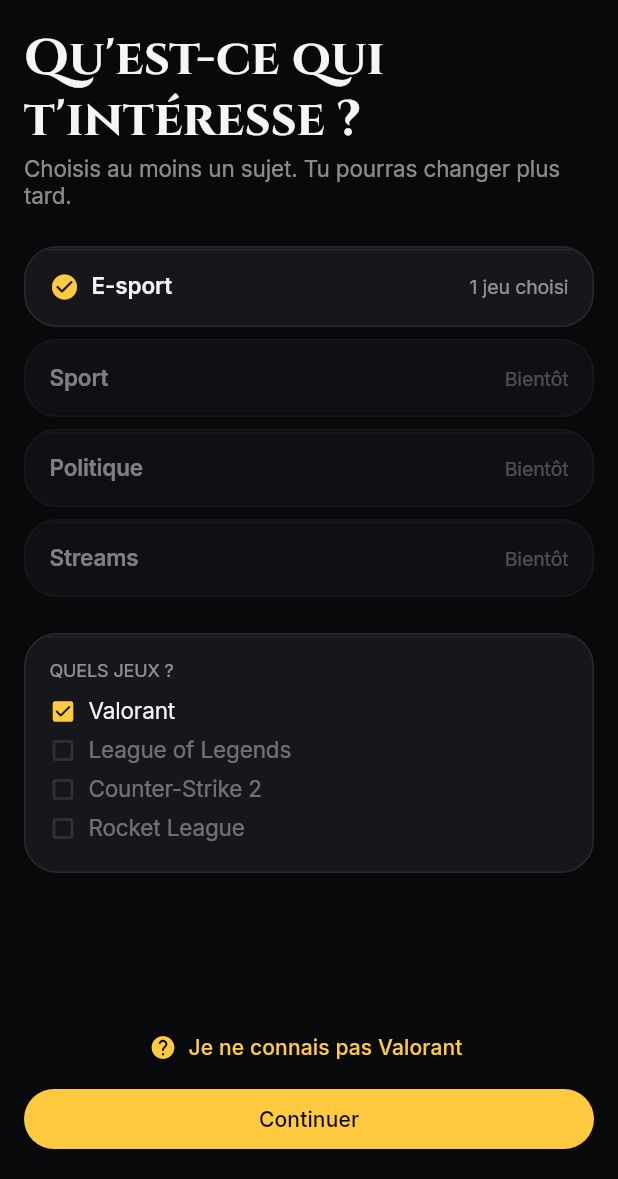
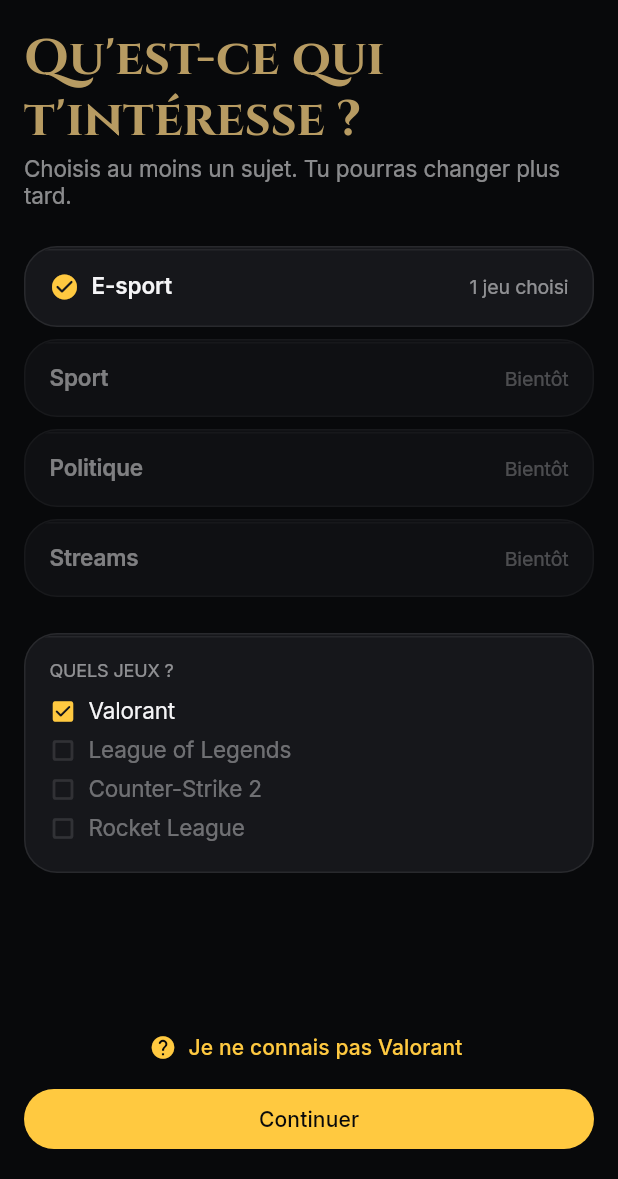
Before and after one commit to ThibaultCauche/news, a Flutter app: the screen it shows after launch, on a phone screen of 412 x 824 dp, the part 57-1236 px from its top. Run offline on Flutter 3.47's test engine with Material 3 defaults, Android fonts, the phone set to English and light mode, and no system bars; our stand-ins replace dio, drift, drift_flutter, firebase_auth, firebase_core, firebase_messaging and 5 more; missing offline and left inert: news_api_client; accounts and stored records are empty; generated files the repository leaves out were written again; project files that could hold a hidden picture were left out.

Commit message:
feat(mobile): J16, titres en laiton et VS des cartes en Cinzel
Co-Authored-By: Claude Sonnet 5.5 <noreply@anthropic.com>

```diff
--- a/apps/mobile/lib/features/home/grand_final_card.dart
+++ b/apps/mobile/lib/features/home/grand_final_card.dart
@@ -81,10 +81,7 @@ class GrandFinalCard extends ConsumerWidget {
                     mainAxisAlignment: MainAxisAlignment.spaceEvenly,
                     children: [
                       _FinalTeam(participant: teams[0]),
-                      const Text(
-                        "VS",
-                        style: TextStyle(color: Colors.white, fontWeight: FontWeight.w800, fontStyle: FontStyle.italic, fontSize: 22),
-                      ),
+                      Text("VS", style: AppTextStyles.versus(22)),
                       _FinalTeam(participant: teams[1]),
                     ],
                   )
--- a/apps/mobile/lib/theme/app_theme.dart
+++ b/apps/mobile/lib/theme/app_theme.dart
@@ -15,10 +15,10 @@ TextStyle _inter(double size, FontWeight weight, double trackingEm, {Color? colo
   );
 }
 
-/// Cinzel, police d'affichage réservée aux titres (J16) ; le texte, les scores
+/// Cinzel, police d'affichage réservée aux titres et au « VS » (J16), toujours en laiton ; le texte, les scores
 /// et les chiffres restent en Inter.
 TextStyle _cinzel(double size, FontWeight weight) {
-  return TextStyle(fontFamily: "Cinzel", fontSize: size, fontWeight: weight, height: AppTypography.lineHeight, color: AppColors.textPrimary);
+  return TextStyle(fontFamily: "Cinzel", fontSize: size, fontWeight: weight, height: AppTypography.lineHeight, color: AppColors.brass);
 }
 
 /// Styles texte mesurés sur les maquettes sans équivalent direct dans le
@@ -27,6 +27,7 @@ TextStyle _cinzel(double size, FontWeight weight) {
 abstract final class AppTextStyles {
   static TextStyle get pageTitle => _cinzel(AppTypography.display, FontWeight.w700);
   static TextStyle get sectionTitle => _cinzel(AppTypography.title, FontWeight.w600);
+  static TextStyle versus(double size) => _cinzel(size, FontWeight.w700);
   static TextStyle get heroScore =>
       _inter(AppTypography.heroScore, FontWeight.w700, AppTypography.trackingHeroScore);
   static TextStyle get cardTitle =>
--- a/apps/mobile/lib/widgets/event_card.dart
+++ b/apps/mobile/lib/widgets/event_card.dart
@@ -112,7 +112,7 @@ class EventCard extends ConsumerWidget {
         ? MatchCountdown(startsAt: countdownTarget, fontSize: fontSize * 0.72)
         : Text(
             "VS",
-            style: TextStyle(color: Colors.white, fontWeight: FontWeight.w800, fontStyle: FontStyle.italic, fontSize: fontSize),
+            style: AppTextStyles.versus(fontSize),
           );
 
     // BOx redevient utile en l'absence de score (personne à départager encore) ;
```
